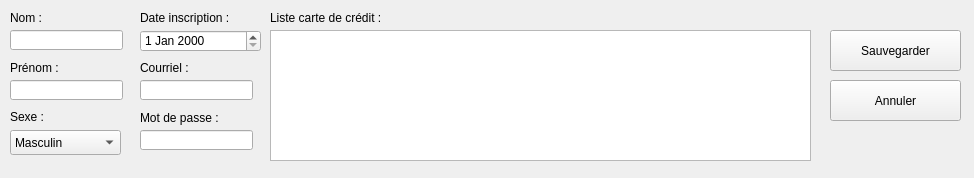
First picture: the form in popupcustomer.ui, repository Urzawrym/Newflix, before the edit.
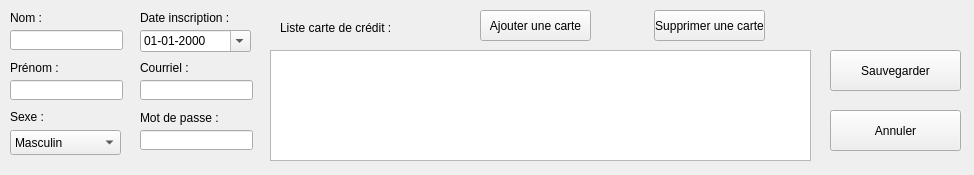
Second picture: the form after the edit.

```diff
--- a/popupcustomer.ui
+++ b/popupcustomer.ui
@@ -7,7 +7,7 @@
     <x>0</x>
     <y>0</y>
     <width>974</width>
-    <height>178</height>
+    <height>175</height>
    </rect>
   </property>
   <property name="windowTitle">
@@ -90,10 +90,16 @@
     <rect>
      <x>140</x>
      <y>30</y>
-     <width>121</width>
+     <width>111</width>
      <height>22</height>
     </rect>
    </property>
+   <property name="displayFormat">
+    <string>dd-MM-yyyy</string>
+   </property>
+   <property name="calendarPopup">
+    <bool>true</bool>
+   </property>
   </widget>
   <widget class="QLabel" name="label_6">
    <property name="geometry">
@@ -145,7 +151,7 @@
    <property name="geometry">
     <rect>
      <x>830</x>
-     <y>30</y>
+     <y>50</y>
      <width>131</width>
      <height>41</height>
     </rect>
@@ -158,7 +164,7 @@
    <property name="geometry">
     <rect>
      <x>830</x>
-     <y>80</y>
+     <y>110</y>
      <width>131</width>
      <height>41</height>
     </rect>
@@ -171,17 +177,17 @@
    <property name="geometry">
     <rect>
      <x>270</x>
-     <y>30</y>
+     <y>50</y>
      <width>541</width>
-     <height>131</height>
+     <height>111</height>
     </rect>
    </property>
   </widget>
   <widget class="QLabel" name="label">
    <property name="geometry">
     <rect>
-     <x>270</x>
-     <y>10</y>
+     <x>280</x>
+     <y>20</y>
      <width>161</width>
      <height>16</height>
     </rect>
@@ -215,6 +221,32 @@
     </property>
    </item>
   </widget>
+  <widget class="QPushButton" name="pushButton_3">
+   <property name="geometry">
+    <rect>
+     <x>480</x>
+     <y>10</y>
+     <width>111</width>
+     <height>31</height>
+    </rect>
+   </property>
+   <property name="text">
+    <string>Ajouter une carte</string>
+   </property>
+  </widget>
+  <widget class="QPushButton" name="pushButton_4">
+   <property name="geometry">
+    <rect>
+     <x>654</x>
+     <y>10</y>
+     <width>111</width>
+     <height>31</height>
+    </rect>
+   </property>
+   <property name="text">
+    <string>Supprimer une carte</string>
+   </property>
+  </widget>
  </widget>
  <resources/>
  <connections/>
```
